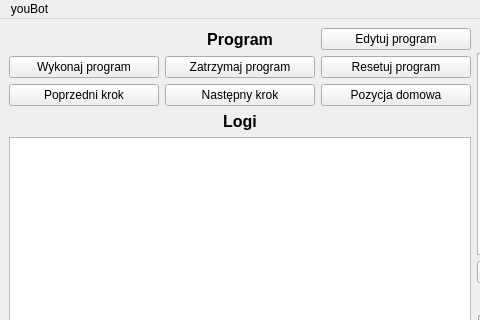
Above: youbot_gui/ui/main_window.ui from arek-szczech/youbot before the change; both pictures show x 0 to 480 and y 0 to 320 of the 948 by 704 pixel window. Below: the same form after it.
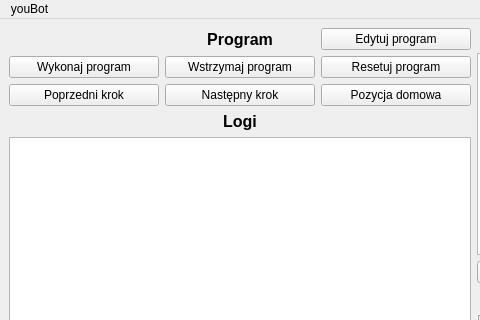
That is the form after the change. Icons and pictures are not drawn.

What changed in the file:
```diff
--- a/youbot_gui/ui/main_window.ui
+++ b/youbot_gui/ui/main_window.ui
@@ -73,7 +73,7 @@
           <item>
            <widget class="QPushButton" name="pause">
             <property name="text">
-             <string>Zatrzymaj program</string>
+             <string>Wstrzymaj program</string>
             </property>
            </widget>
           </item>
```
